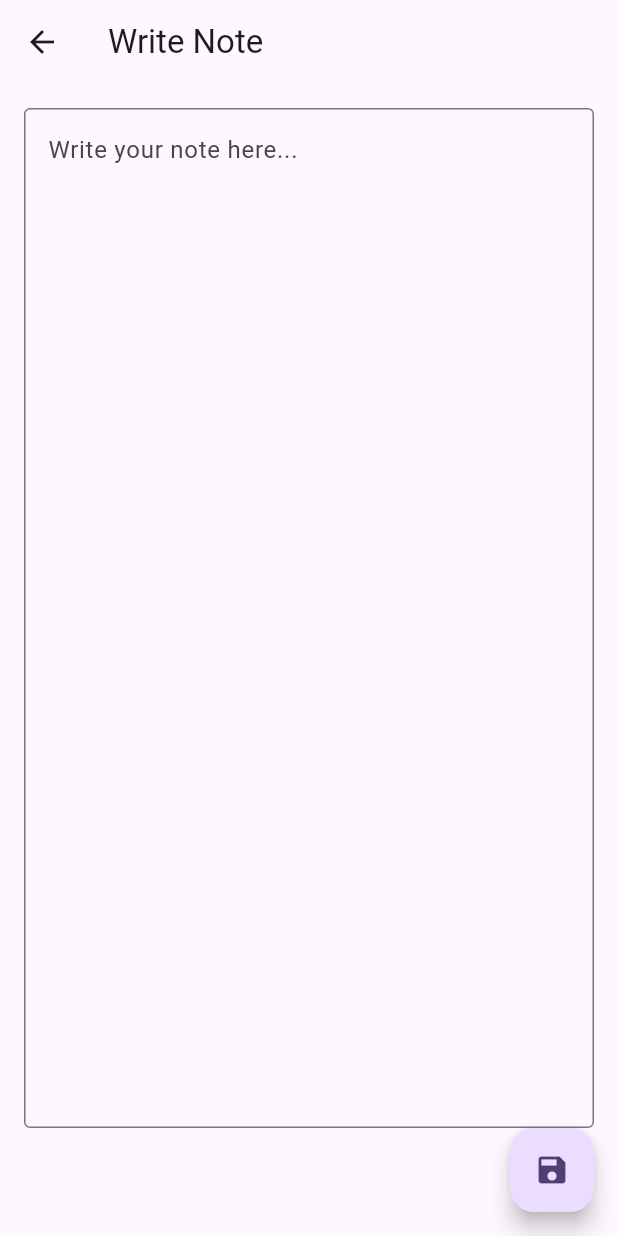
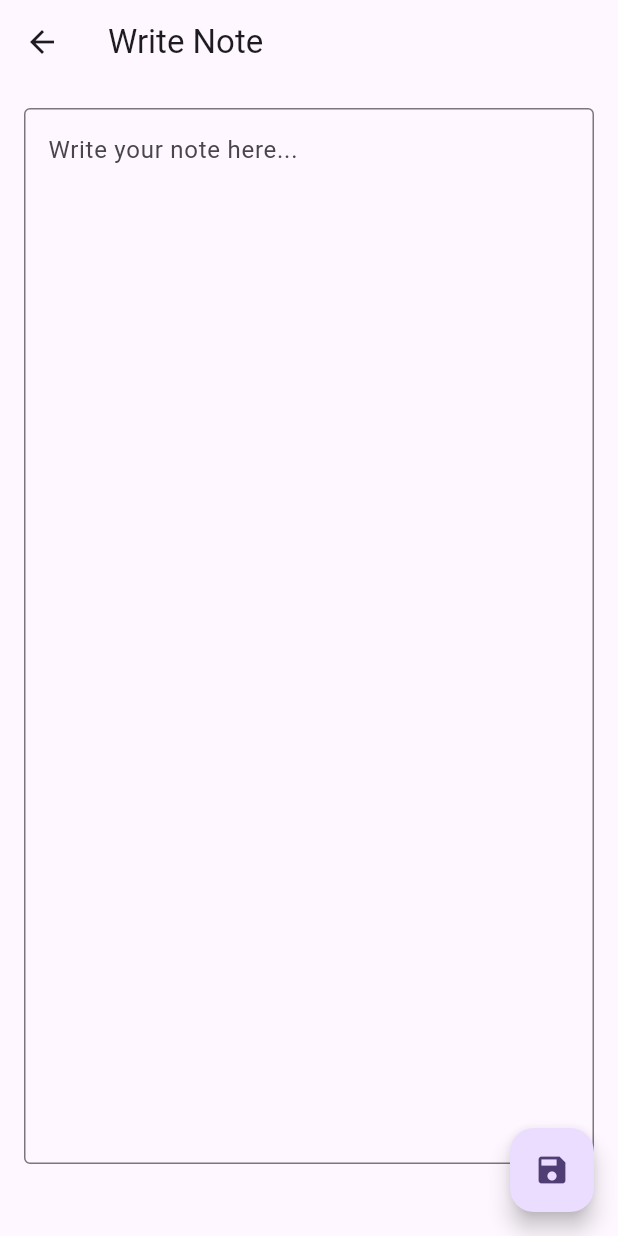
Before and after one commit to shukebeta/HappyNotes, a Flutter app: the WriteNote screen opened directly, on a phone screen of 412 x 824 dp. Run offline on Flutter 3.47's test engine with Material 3 defaults, Android fonts, the phone set to English and light mode, and no system bars; our stand-ins replace dio, flutter_dotenv, logger, shared_preferences; accounts and stored records are empty; statements that could not run were skipped.

Commit message:
adjust the text area height

```diff
--- a/lib/screens/write_note.dart
+++ b/lib/screens/write_note.dart
@@ -10,7 +10,18 @@ class _WriteNoteState extends State<WriteNote> {
 
   @override
   Widget build(BuildContext context) {
-    final maxLines = MediaQuery.of(context).size.height ~/ 30;
+    // Create a TextPainter to measure the height of a single line of text
+    final textPainter = TextPainter(
+      text: TextSpan(text: ' ', style: TextStyle(fontSize: 16.0)),
+      maxLines: 1,
+      textDirection: TextDirection.ltr,
+    )..layout();
+
+    // Calculate the height of a single line of text
+    final singleLineHeight = textPainter.size.height;
+
+    // Calculate the max lines based on the device's screen height
+    final maxLines = (MediaQuery.of(context).size.height * 0.65 / singleLineHeight).floor();
 
     return Scaffold(
       appBar: AppBar(
```
